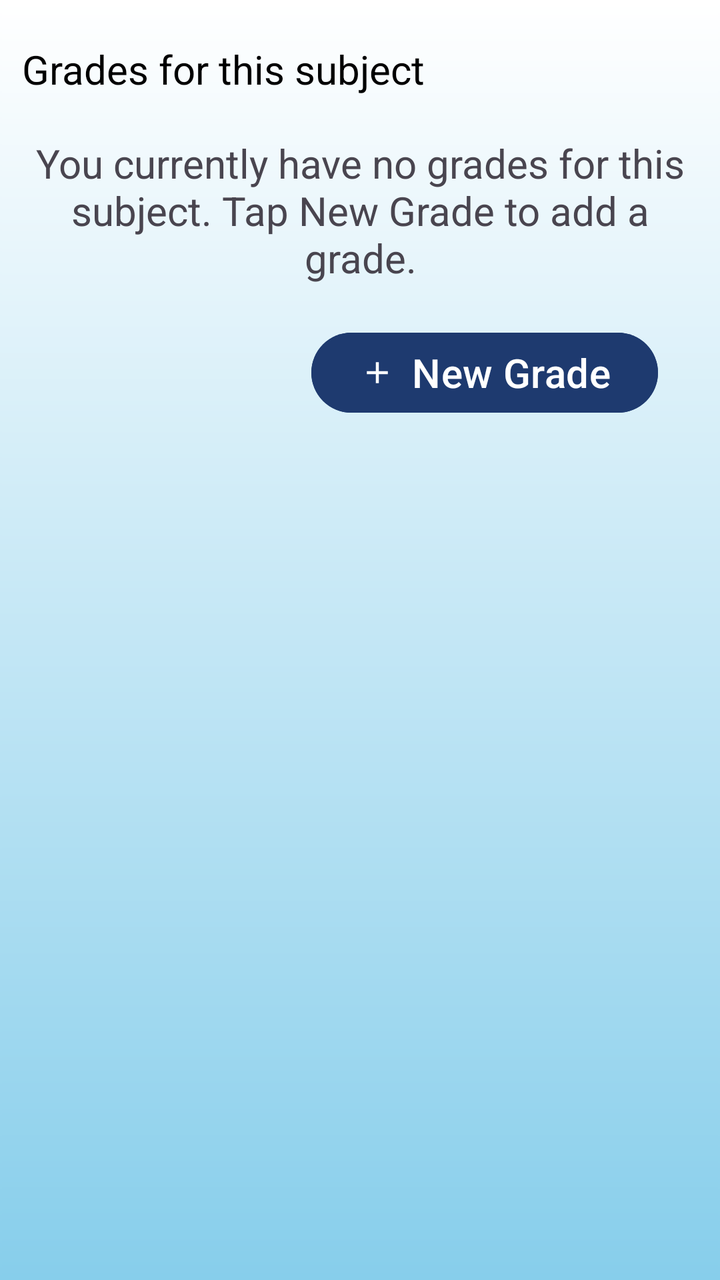
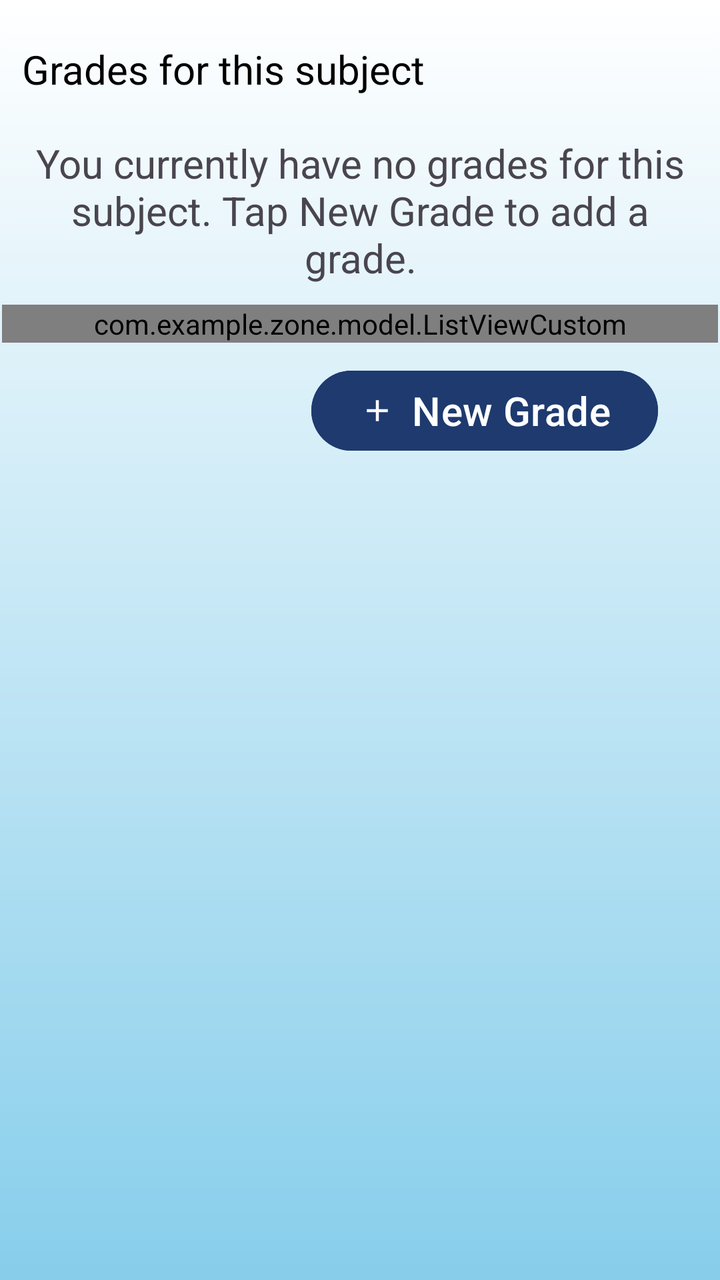

Compare the two renders of this Android layout. The source of the first and the diff that turns it into the second are given below.
<!-- AndroidManifest.xml: application theme Theme.Zone -->
<!-- res/layout/subject_page.xml -->
<?xml version="1.0" encoding="utf-8"?>
<androidx.constraintlayout.widget.ConstraintLayout xmlns:android="http://schemas.android.com/apk/res/android"
    xmlns:app="http://schemas.android.com/apk/res-auto"
    xmlns:tools="http://schemas.android.com/tools"
    android:layout_width="match_parent"
    android:layout_height="match_parent">

    <LinearLayout
        android:layout_width="0dp"
        android:layout_height="0dp"
        android:layout_marginStart="1dp"
        android:layout_marginTop="1dp"
        android:layout_marginEnd="1dp"
        android:layout_marginBottom="1dp"
        android:background="@drawable/background_gradient"
        android:orientation="vertical"
        app:layout_constraintBottom_toBottomOf="parent"
        app:layout_constraintEnd_toEndOf="parent"
        app:layout_constraintStart_toStartOf="parent"
        app:layout_constraintTop_toTopOf="parent">

        <TextView
            android:id="@+id/textView4"
            android:layout_width="match_parent"
            android:layout_height="wrap_content"
            android:layout_marginTop="10dp"
            android:padding="10dp"
            android:text="Grades for this subject"
            android:textColor="#000000"
            android:textSize="20sp" />

        <TextView
            android:id="@+id/noGradesTextView"
            android:layout_width="match_parent"
            android:layout_height="wrap_content"
            android:gravity="center"
            android:padding="10dp"
            android:text="You currently have no grades for this subject. Tap New Grade to add a grade."
            android:textSize="20sp" />

        <ListView
            android:id="@+id/gradeList"
            android:layout_width="match_parent"
            android:layout_height="wrap_content" />

        <Button
            android:id="@+id/newGradeButton"
            android:layout_width="wrap_content"
            android:layout_height="wrap_content"
            android:layout_gravity="end"
             android:layout_marginTop="10dp"
            android:layout_marginEnd="30dp"
            android:backgroundTint="#1E3A6F"
            android:text="New Grade"
            android:textColor="#FFFFFF"
            android:textSize="20sp"
            app:icon="@drawable/outline_add_24" />
    </LinearLayout>
</androidx.constraintlayout.widget.ConstraintLayout>
<!-- resources referenced by this layout -->
<resources>
  <!-- drawable background_gradient (drawable) -->
  <?xml version="1.0" encoding="utf-8"?>
  <shape xmlns:android="http://schemas.android.com/apk/res/android"
      android:shape="rectangle">
      <gradient
          android:startColor="@color/white"
          android:endColor="@color/sky_blue"
          android:angle="270" />
  </shape>
  <!-- drawable outline_add_24 (drawable) -->
  <vector xmlns:android="http://schemas.android.com/apk/res/android" android:height="24dp" android:tint="#000000" android:viewportHeight="960" android:viewportWidth="960" android:width="24dp">
        
      <path android:fillColor="@android:color/white" android:pathData="M440,520L200,520L200,440L440,440L440,200L520,200L520,440L760,440L760,520L520,520L520,760L440,760L440,520Z"/>
      
  </vector>
  <style name="Theme.Zone" parent="Base.Theme.Zone" />
  <color name="white">#FFFFFFFF</color>
  <color name="sky_blue">#87CEEB</color>
  <style name="Base.Theme.Zone" parent="Theme.Material3.Light">
          <item name="colorPrimary">@color/zone_primary</item>
          <item name="colorOnPrimary">@color/white</item>
          <item name="colorSecondary">@color/zone_heart</item>
          <item name="colorSurface">@color/white</item>
          <item name="colorSurfaceContainer">@color/zone_surface</item>
          <item name="colorOnSurface">@color/zone_text_primary</item>
          <item name="android:colorAccent">@color/zone_primary</item>
          <item name="android:textColorPrimary">@color/zone_text_primary</item>
          <item name="android:textColorSecondary">@color/zone_text_secondary</item>
          <item name="android:navigationBarColor">@color/white</item>
          <item name="android:statusBarColor">@color/zone_primary</item>
          <item name="android:windowLightStatusBar">false</item>
          <item name="android:windowBackground">@drawable/background_gradient</item>
      </style>
  <color name="zone_primary">#6750A4</color>
  <color name="zone_heart">#D8325A</color>
  <color name="zone_surface">#FFF1F4</color>
  <color name="zone_text_primary">#231F22</color>
  <color name="zone_text_secondary">#655D62</color>
</resources>

<!-- the commit's change to res/layout/subject_page.xml (unified diff, before → after) -->
@@ -38,7 +38,7 @@
             android:text="You currently have no grades for this subject. Tap New Grade to add a grade."
             android:textSize="20sp" />
 
-        <ListView
+        <com.example.zone.model.ListViewCustom
             android:id="@+id/gradeList"
             android:layout_width="match_parent"
             android:layout_height="wrap_content" />
@@ -48,8 +48,8 @@
             android:layout_width="wrap_content"
             android:layout_height="wrap_content"
             android:layout_gravity="end"
-             android:layout_marginTop="10dp"
             android:layout_marginEnd="30dp"
+            android:layout_marginTop="10dp"
             android:backgroundTint="#1E3A6F"
             android:text="New Grade"
             android:textColor="#FFFFFF"
